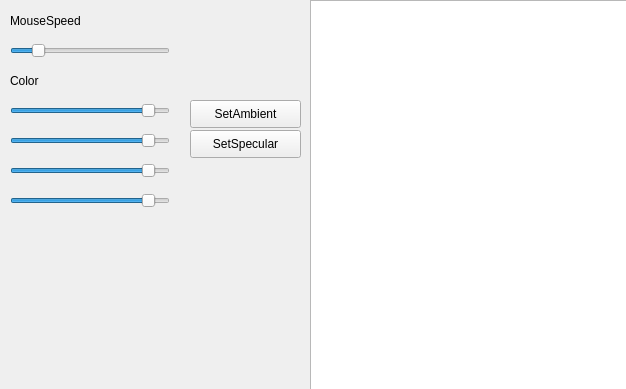
First picture: the form in mainwindow.ui, repository HermitZHQ/QtOpenGL, before the edit.
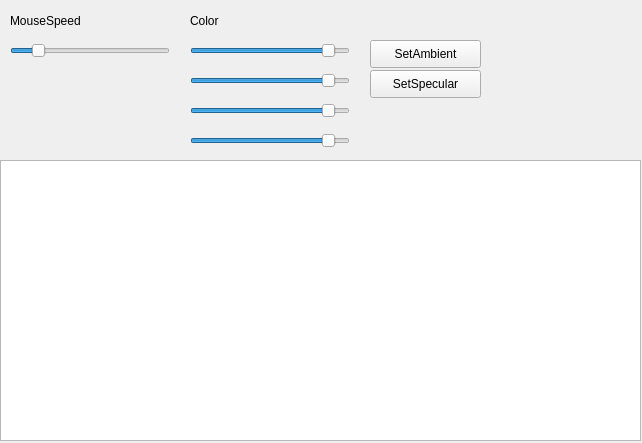
Second picture: the form after the edit.

The edit to the form file:
```diff
--- a/mainwindow.ui
+++ b/mainwindow.ui
@@ -6,8 +6,8 @@
    <rect>
     <x>0</x>
     <y>0</y>
-    <width>626</width>
-    <height>389</height>
+    <width>642</width>
+    <height>443</height>
    </rect>
   </property>
   <property name="windowTitle">
@@ -17,8 +17,8 @@
    <widget class="QPushButton" name="btn_Specular">
     <property name="geometry">
      <rect>
-      <x>190</x>
-      <y>130</y>
+      <x>370</x>
+      <y>70</y>
       <width>111</width>
       <height>28</height>
      </rect>
@@ -30,8 +30,8 @@
    <widget class="QPushButton" name="btn_Ambient">
     <property name="geometry">
      <rect>
-      <x>190</x>
-      <y>100</y>
+      <x>370</x>
+      <y>40</y>
       <width>111</width>
       <height>28</height>
      </rect>
@@ -43,10 +43,10 @@
    <widget class="QListWidget" name="list_info">
     <property name="geometry">
      <rect>
-      <x>310</x>
-      <y>0</y>
-      <width>321</width>
-      <height>391</height>
+      <x>0</x>
+      <y>160</y>
+      <width>641</width>
+      <height>281</height>
      </rect>
     </property>
    </widget>
@@ -88,8 +88,8 @@
    <widget class="QLabel" name="label_2">
     <property name="geometry">
      <rect>
-      <x>10</x>
-      <y>70</y>
+      <x>190</x>
+      <y>10</y>
       <width>101</width>
       <height>21</height>
      </rect>
@@ -101,8 +101,8 @@
    <widget class="QSlider" name="slid_R">
     <property name="geometry">
      <rect>
-      <x>10</x>
-      <y>100</y>
+      <x>190</x>
+      <y>40</y>
       <width>160</width>
       <height>22</height>
      </rect>
@@ -123,8 +123,8 @@
    <widget class="QSlider" name="slid_G">
     <property name="geometry">
      <rect>
-      <x>10</x>
-      <y>130</y>
+      <x>190</x>
+      <y>70</y>
       <width>160</width>
       <height>22</height>
      </rect>
@@ -145,8 +145,8 @@
    <widget class="QSlider" name="slid_B">
     <property name="geometry">
      <rect>
-      <x>10</x>
-      <y>160</y>
+      <x>190</x>
+      <y>100</y>
       <width>160</width>
       <height>22</height>
      </rect>
@@ -167,8 +167,8 @@
    <widget class="QSlider" name="slid_A">
     <property name="geometry">
      <rect>
-      <x>10</x>
-      <y>190</y>
+      <x>190</x>
+      <y>130</y>
       <width>160</width>
       <height>22</height>
      </rect>
```
